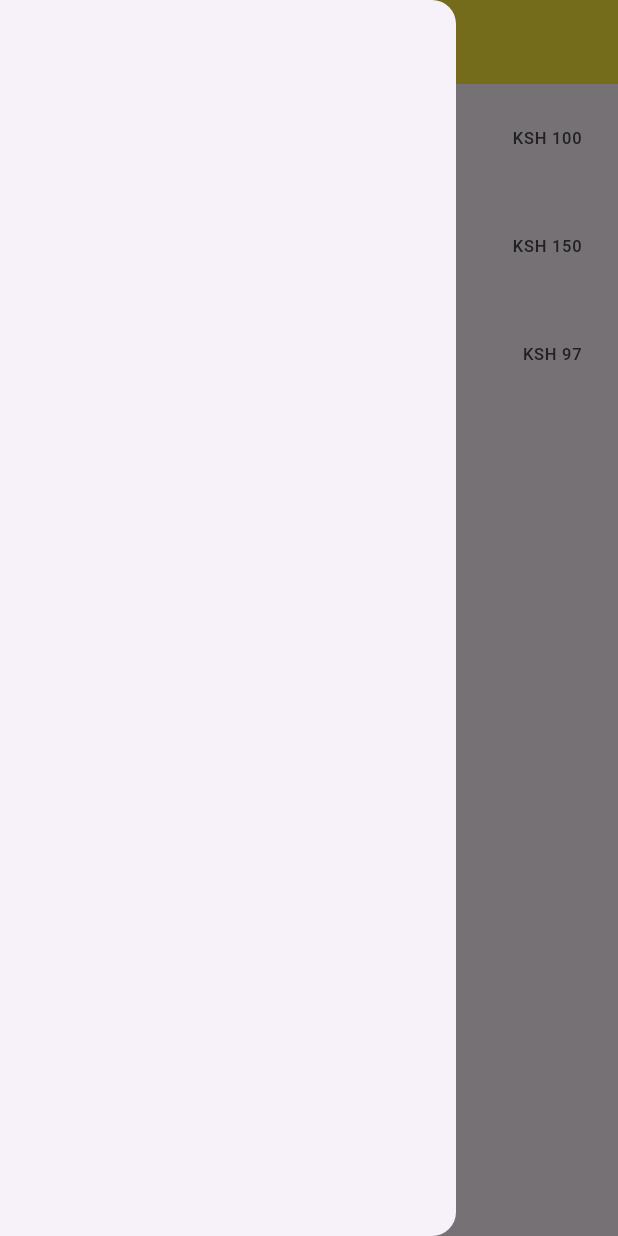
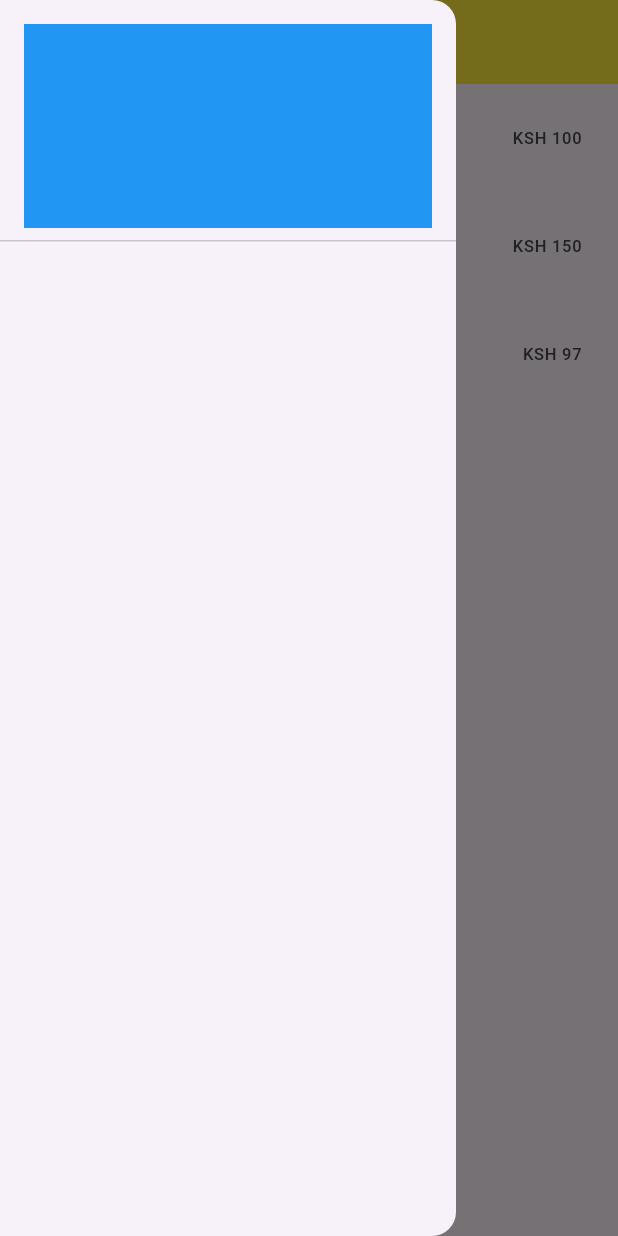
Before and after one commit to KHALEDKHLYAN/Flutter_Widgets, a Flutter app: the screen it shows after launch, with the side drawer open, on a phone screen of 412 x 824 dp. Run offline on Flutter 3.47's test engine with Material 3 defaults, Android fonts, the phone set to English and light mode, and no system bars.

Commit message:
widget builder

```diff
--- a/lib/listview_builder.dart
+++ b/lib/listview_builder.dart
@@ -24,7 +24,13 @@ class _ListViewBuilderState extends State<ListViewBuilder> {
           title: const Text('ListView Builder'),
           backgroundColor: Colors.yellow,
         ),
-        drawer: Drawer(),
+        drawer: Drawer(
+          child: ListView(
+            children: [
+              DrawerHeader(child: Container(color: Colors.blue,),),
+            ],
+          ),
+        ),
         body: ListView.builder(
           itemCount: productd.length,
           itemBuilder: (context, index) {
```
